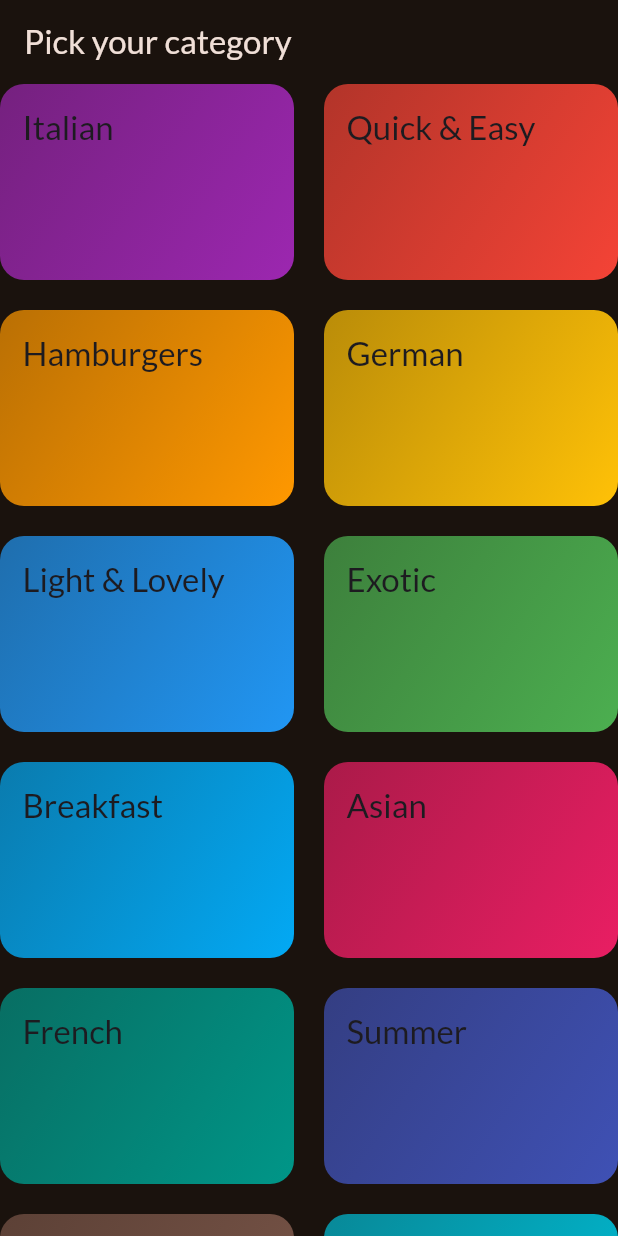
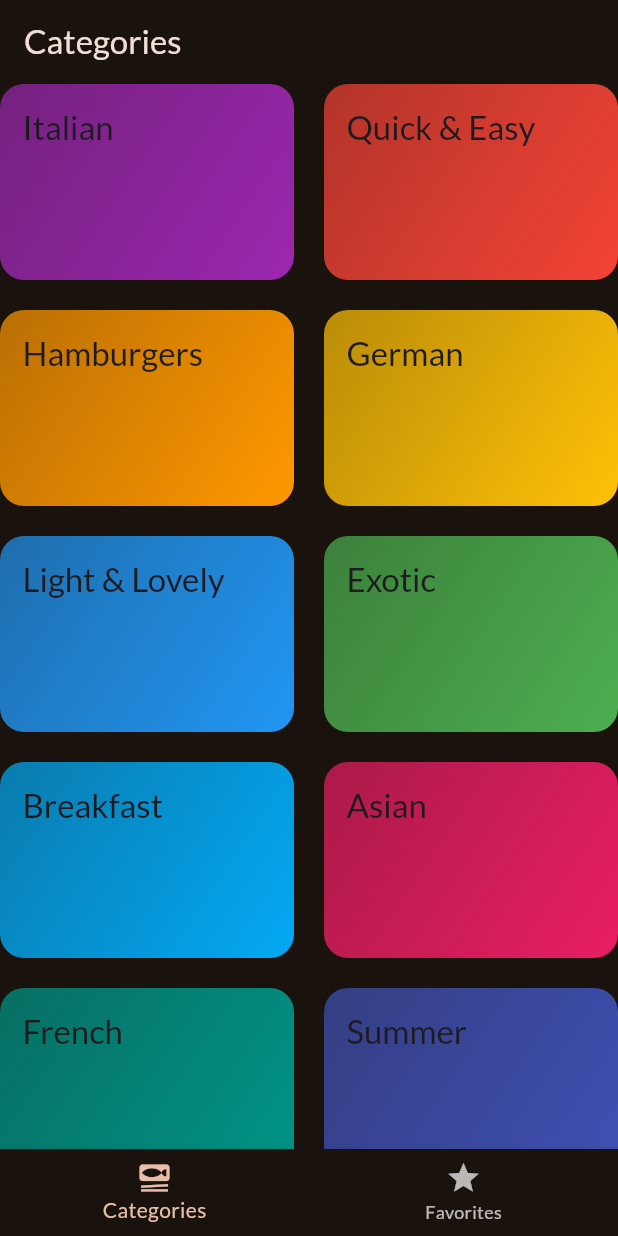
Before and after one commit to ramurama/flutter-course-projects, a Flutter app: the screen it shows after launch, on a phone screen of 412 x 824 dp. Run offline on Flutter 3.47's test engine with Material 3 defaults, Android fonts, the phone set to English and light mode, and no system bars; our stand-ins replace google_fonts, transparent_image.

Commit message:
bottom tab bar

```diff
--- a/meals/lib/main.dart
+++ b/meals/lib/main.dart
@@ -1,7 +1,7 @@
 import 'package:flutter/material.dart';
 
 import 'package:google_fonts/google_fonts.dart';
-import 'package:meals/screens/categories_screen.dart';
+import 'package:meals/screens/tabs_screen.dart';
 
 final theme = ThemeData(
   colorScheme: ColorScheme.fromSeed(
@@ -20,6 +20,6 @@ class App extends StatelessWidget {
 
   @override
   Widget build(BuildContext context) {
-    return MaterialApp(theme: theme, home: CategoriesScreen());
+    return MaterialApp(theme: theme, home: TabsScreen());
   }
 }
--- a/meals/lib/screens/categories_screen.dart
+++ b/meals/lib/screens/categories_screen.dart
@@ -25,9 +25,7 @@ class CategoriesScreen extends StatelessWidget {
       );
     }
 
-    return Scaffold(
-      appBar: AppBar(title: const Text('Pick your category')),
-      body: GridView(
+    return GridView(
       gridDelegate: const SliverGridDelegateWithFixedCrossAxisCount(
         crossAxisCount: 2,
         childAspectRatio: 3 / 2,
@@ -43,7 +41,6 @@ class CategoriesScreen extends StatelessWidget {
                 ),
               )
               .toList(),
-      ),
     );
   }
 }
--- /dev/null
+++ b/meals/lib/screens/tabs_screen.dart
@@ -0,0 +1,64 @@
+import 'package:flutter/material.dart';
+import 'package:meals/screens/categories_screen.dart';
+import 'package:meals/screens/meals_screen.dart';
+
+class TabsScreen extends StatefulWidget {
+  const TabsScreen({super.key});
+
+  @override
+  State<TabsScreen> createState() => _TabsScreenState();
+}
+
+class _TabsScreenState extends State<TabsScreen> {
+  int _selectedPageIndex = 0;
+  // final List<Meal> _favoriteMeals = [];
+
+  // void _toggleFavorite(Meal meal) {
+  //   final isExisting = _favoriteMeals.contains(meal);
+
+  //   if (isExisting) {
+  //     setState(() {
+  //       _favoriteMeals.remove(meal);
+  //     });
+
+  //     return;
+  //   }
+
+  //   setState(() {
+  //     _favoriteMeals.add(meal);
+  //   });
+  // }
+
+  void _selectPage(int index) {
+    setState(() {
+      _selectedPageIndex = index;
+    });
+  }
+
+  @override
+  Widget build(BuildContext context) {
+    String activeScreenTitle = 'Categories';
+    Widget activeScreen = const CategoriesScreen();
+
+    if (_selectedPageIndex == 1) {
+      activeScreenTitle = 'Your Favorites';
+      activeScreen = MealsScreen(meals: []);
+    }
+
+    return Scaffold(
+      appBar: AppBar(title: Text(activeScreenTitle)),
+      body: activeScreen,
+      bottomNavigationBar: BottomNavigationBar(
+        onTap: _selectPage,
+        currentIndex: _selectedPageIndex,
+        items: const [
+          BottomNavigationBarItem(
+            icon: Icon(Icons.set_meal),
+            label: 'Categories',
+          ),
+          BottomNavigationBarItem(icon: Icon(Icons.star), label: 'Favorites'),
+        ],
+      ),
+    );
+  }
+}
--- a/meals/lib/widgets/meal_item.dart
+++ b/meals/lib/widgets/meal_item.dart
@@ -14,7 +14,7 @@ class MealItem extends StatelessWidget {
     void selectMeal(Meal meal) {
       Navigator.of(
         context,
-      ).push(MaterialPageRoute(builder: (ctx) => MealDetailsScreen(meal)));
+      ).push(MaterialPageRoute(builder: (ctx) => MealDetailsScreen(meal, on)));
     }
 
     return InkWell(
```
Also changed, not shown: meals/lib/screens/meal_details_screen.dart (+13 -1 lines), meals/lib/screens/meals_screen.dart (+7 -3 lines). Lines whose indentation alone changed are shown as unchanged.
